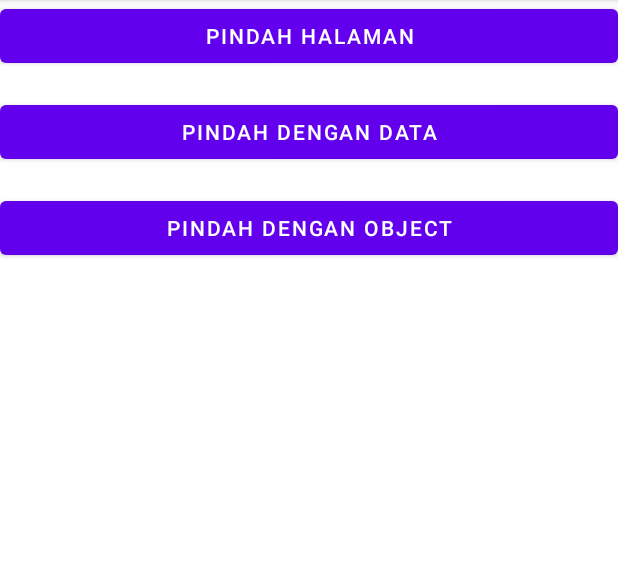
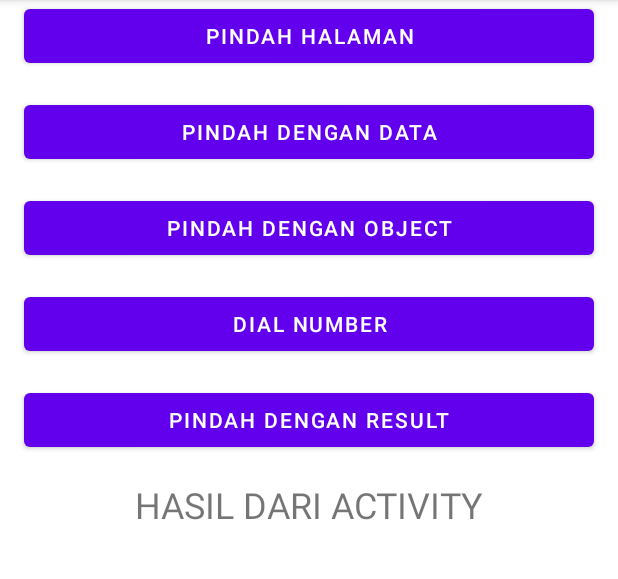
Before and after one commit to sshodiqm/MyIntentApp, an Android app: the screen it shows after launch (MainActivity), on a phone screen of 412 x 824 dp, the part 84-663 px from its top. Run offline under Robolectric (Android 15) with nearby library versions, the phone set to English and light mode, and no system bars.

Commit message:
update project intent

```diff
--- a/app/src/main/AndroidManifest.xml
+++ b/app/src/main/AndroidManifest.xml
@@ -9,6 +9,9 @@
         android:roundIcon="@mipmap/ic_launcher_round"
         android:supportsRtl="true"
         android:theme="@style/Theme.MyIntentApp2">
+        <activity
+            android:name=".MoveForResultActivity"
+            android:exported="false" />
         <activity
             android:name=".MoveWithObjectActivity"
             android:exported="false" />
--- a/app/src/main/java/com/example/myintentapp2/MainActivity.kt
+++ b/app/src/main/java/com/example/myintentapp2/MainActivity.kt
@@ -1,15 +1,31 @@
 package com.example.myintentapp2
 
 import android.content.Intent
+import android.net.Uri
 import androidx.appcompat.app.AppCompatActivity
 import android.os.Bundle
 import android.view.View
 import android.widget.Button
+import android.widget.TextView
+import androidx.activity.result.contract.ActivityResultContracts
 
 class MainActivity : AppCompatActivity(), View.OnClickListener {
+    private lateinit var tvResult: TextView
+    private val resultLauncher = registerForActivityResult(
+        ActivityResultContracts.StartActivityForResult()
+    ) { result ->
+        if (result.resultCode == MoveForResultActivity.RESULT_CODE && result.data != null) {
+            val selectedValue =
+                result.data?.getIntExtra(MoveForResultActivity.EXTRA_SELECTED_VALUE, 0)
+            tvResult.text = "Hasil : $selectedValue"
+        }
+    }
     override fun onCreate(savedInstanceState: Bundle?) {
         super.onCreate(savedInstanceState)
         setContentView(R.layout.activity_main)
+
+        val btnMoveForResult:Button = findViewById(R.id.btn_move_for_result)
+        btnMoveForResult.setOnClickListener(this)
 
         val btnMoveActivity: Button = findViewById(R.id.btn_move_activity)
         btnMoveActivity.setOnClickListener(this)
@@ -19,6 +35,11 @@ class MainActivity : AppCompatActivity(), View.OnClickListener {
 
         val btnMoveWithObject: Button = findViewById(R.id.btn_move_activity_object)
         btnMoveWithObject.setOnClickListener(this)
+
+        val btnDialPhone: Button = findViewById(R.id.btn_dial_number)
+        btnDialPhone.setOnClickListener(this)
+
+        tvResult = findViewById(R.id.tv_result)
     }
 
     override fun onClick(v: View?) {
@@ -46,6 +67,17 @@ class MainActivity : AppCompatActivity(), View.OnClickListener {
                 moveWithObjectIntent.putExtra(MoveWithObjectActivity.EXTRA_PERSON, person)
                 startActivity(moveWithObjectIntent)
             }
+
+            R.id.btn_dial_number -> {
+                val phoneNumber = "085294712410"
+                val dialPhoneIntent = Intent(Intent.ACTION_DIAL, Uri.parse("tel:$phoneNumber"))
+                startActivity(dialPhoneIntent)
+            }
+
+            R.id.btn_move_for_result -> {
+                val moveForResultIntent = Intent(this@MainActivity, MoveForResultActivity::class.java)
+                resultLauncher.launch(moveForResultIntent)
+            }
         }
     }
 }
--- a/app/src/main/java/com/example/myintentapp2/MoveWithObjectActivity.kt
+++ b/app/src/main/java/com/example/myintentapp2/MoveWithObjectActivity.kt
@@ -14,7 +14,7 @@ class MoveWithObjectActivity : AppCompatActivity() {
         super.onCreate(savedInstanceState)
         setContentView(R.layout.activity_move_with_object)
 
-        val tvObject: TextView = findViewById(R.id.tv_data_receiver)
+        val tvObject: TextView = findViewById(R.id.tv_object_received)
 
         val person = intent.getParcelableExtra<Person>(EXTRA_PERSON) as Person
         val text = "Name : ${person.name.toString()},\nEmail : ${person.email},\nAge : ${person.age},\nLocation : ${person.city}"
--- a/app/src/main/res/layout/activity_main.xml
+++ b/app/src/main/res/layout/activity_main.xml
@@ -13,6 +13,8 @@
         android:layout_width="match_parent"
         android:layout_height="wrap_content"
         android:layout_marginBottom="16dp"
+        android:layout_marginRight="16dp"
+        android:layout_marginLeft="16dp"
         android:text="@string/move_activity" />
 
     <Button
@@ -20,6 +22,8 @@
         android:layout_width="match_parent"
         android:layout_height="wrap_content"
         android:layout_marginBottom="16dp"
+        android:layout_marginRight="16dp"
+        android:layout_marginLeft="16dp"
         android:text="@string/move_with_data" />
 
     <Button
@@ -27,5 +31,34 @@
         android:layout_width="match_parent"
         android:layout_height="wrap_content"
         android:layout_marginBottom="16dp"
+        android:layout_marginRight="16dp"
+        android:layout_marginLeft="16dp"
         android:text="@string/move_with_object" />
+
+    <Button
+        android:id="@+id/btn_dial_number"
+        android:layout_width="match_parent"
+        android:layout_height="wrap_content"
+        android:layout_marginBottom="16dp"
+        android:layout_marginRight="16dp"
+        android:layout_marginLeft="16dp"
+        android:text="@string/dial_number"/>
+
+    <Button
+        android:id="@+id/btn_move_for_result"
+        android:layout_width="match_parent"
+        android:layout_height="wrap_content"
+        android:layout_marginBottom="16dp"
+        android:layout_marginRight="16dp"
+        android:layout_marginLeft="16dp"
+        android:text="@string/move_with_result"/>
+
+    <TextView
+        android:id="@+id/tv_result"
+        android:layout_width="match_parent"
+        android:layout_height="wrap_content"
+        android:gravity="center"
+        android:text="@string/result_from_activity"
+        android:textSize="24sp" />
+
 </LinearLayout>
--- a/app/src/main/res/values/strings.xml
+++ b/app/src/main/res/values/strings.xml
@@ -6,4 +6,13 @@
     <string name="data_received">DATA DITERIMA</string>
     <string name="move_with_object">PINDAH DENGAN OBJECT</string>
     <string name="object_received">OBJECT DITERIMA</string>
+    <string name="dial_number">dial number</string>
+    <string name="choose_number">PILIH NOMOR</string>
+    <string name="_50">50</string>
+    <string name="_100">100</string>
+    <string name="_150">150</string>
+    <string name="_200">200</string>
+    <string name="choose">PILIH</string>
+    <string name="move_with_result">PINDAH DENGAN RESULT</string>
+    <string name="result_from_activity">HASIL DARI ACTIVITY</string>
 </resources>
```
